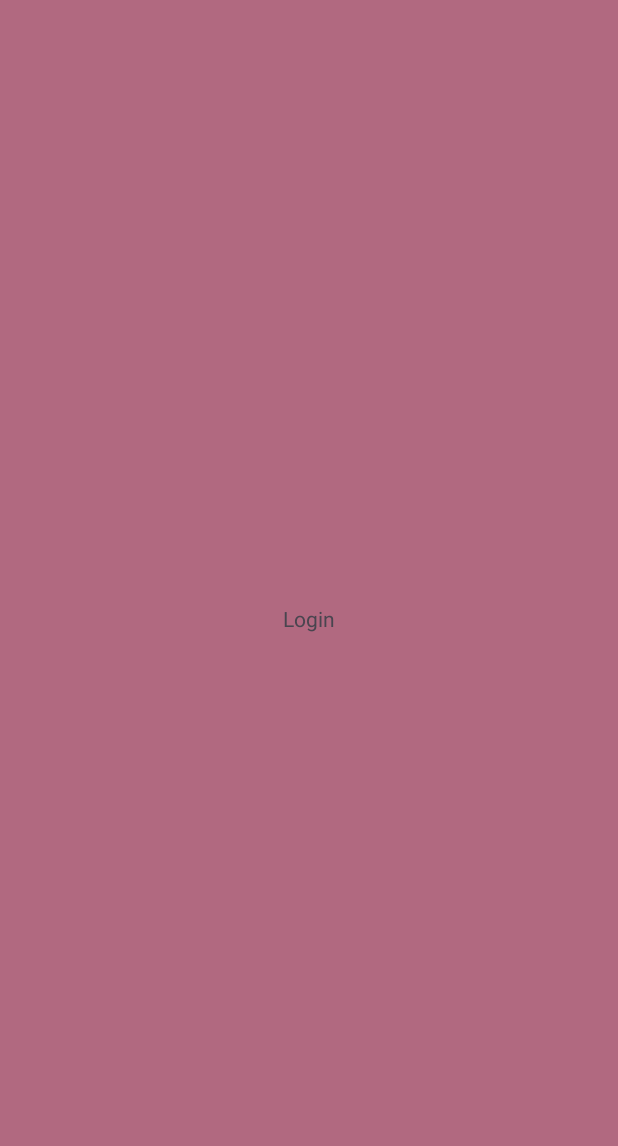
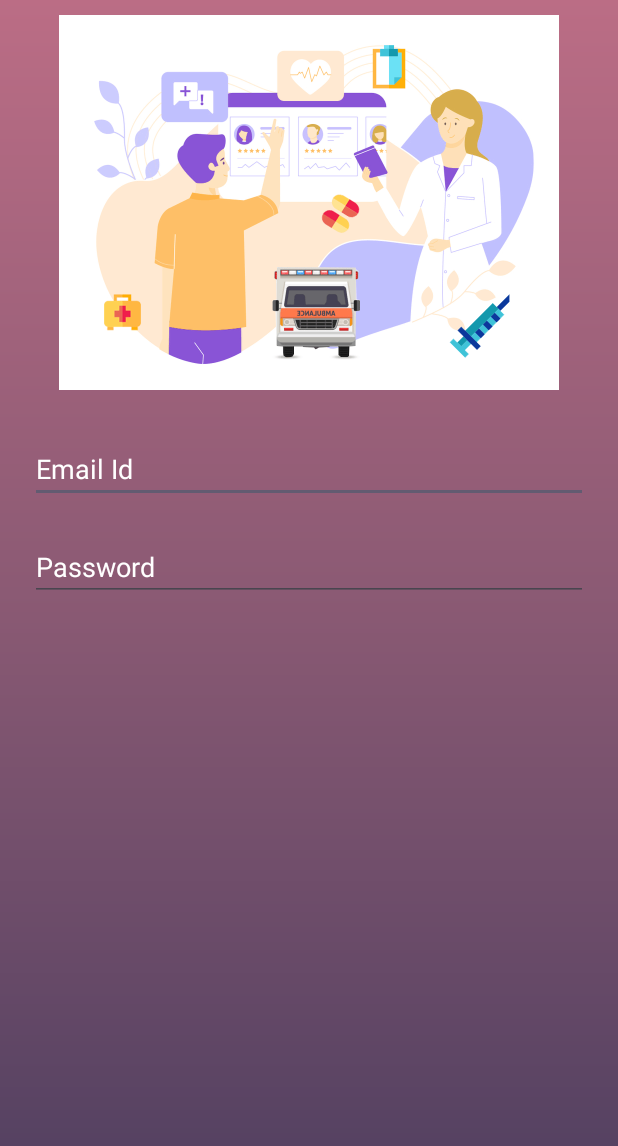
Before and after one commit to sahetu/Internship_45d, an Android app: the screen it shows after launch (MainActivity), on a phone screen of 412 x 824 dp. Before the commit the part shown is almost empty. Shown: the top 1146 px of the screen. Run offline under Robolectric (Android 15) with nearby library versions, the phone set to English and light mode, and no system bars.

Commit message:
27th July Update

```diff
--- /dev/null
+++ b/app/src/main/res/drawable/custom_background.xml
@@ -0,0 +1,8 @@
+<?xml version="1.0" encoding="utf-8"?>
+<shape xmlns:android="http://schemas.android.com/apk/res/android">
+    <gradient
+        android:centerColor="#895973"
+        android:endColor="#4D3E5F"
+        android:startColor="#BB6D85"
+        android:angle="270"/>
+</shape>
--- a/app/src/main/res/layout/activity_main.xml
+++ b/app/src/main/res/layout/activity_main.xml
@@ -1,19 +1,42 @@
 <?xml version="1.0" encoding="utf-8"?>
-<androidx.constraintlayout.widget.ConstraintLayout xmlns:android="http://schemas.android.com/apk/res/android"
+<RelativeLayout xmlns:android="http://schemas.android.com/apk/res/android"
     xmlns:app="http://schemas.android.com/apk/res-auto"
     xmlns:tools="http://schemas.android.com/tools"
     android:layout_width="match_parent"
-    android:background="#B16980"
     android:layout_height="match_parent"
+    android:background="@drawable/custom_background"
     tools:context=".MainActivity">
 
-    <TextView
-        android:layout_width="wrap_content"
-        android:layout_height="wrap_content"
-        android:text="Login"
-        app:layout_constraintBottom_toBottomOf="parent"
-        app:layout_constraintEnd_toEndOf="parent"
-        app:layout_constraintStart_toStartOf="parent"
-        app:layout_constraintTop_toTopOf="parent" />
+    <ImageView
+        android:id="@+id/image"
+        android:layout_marginTop="10dp"
+        android:layout_width="match_parent"
+        android:layout_height="250dp"
+        android:src="@drawable/login_banner"
+        android:text="Login Form" />
 
-</androidx.constraintlayout.widget.ConstraintLayout>
+    <EditText
+        android:textColorHint="@color/white"
+        android:textColor="@color/white"
+        android:inputType="textEmailAddress"
+        android:id="@+id/main_email"
+        android:hint="Email Id"
+        android:layout_marginTop="30dp"
+        android:layout_marginHorizontal="20dp"
+        android:layout_below="@id/image"
+        android:layout_width="match_parent"
+        android:layout_height="wrap_content"/>
+
+    <EditText
+        android:textColorHint="@color/white"
+        android:textColor="@color/white"
+        android:inputType="textPassword"
+        android:id="@+id/main_password"
+        android:hint="Password"
+        android:layout_marginTop="20dp"
+        android:layout_marginHorizontal="20dp"
+        android:layout_below="@id/main_email"
+        android:layout_width="match_parent"
+        android:layout_height="wrap_content"/>
+
+</RelativeLayout>
```
Also changed, not shown: app/src/main/res/drawable/brainybeam_logo.png (added), app/src/main/res/drawable/login_banner.png (added).
